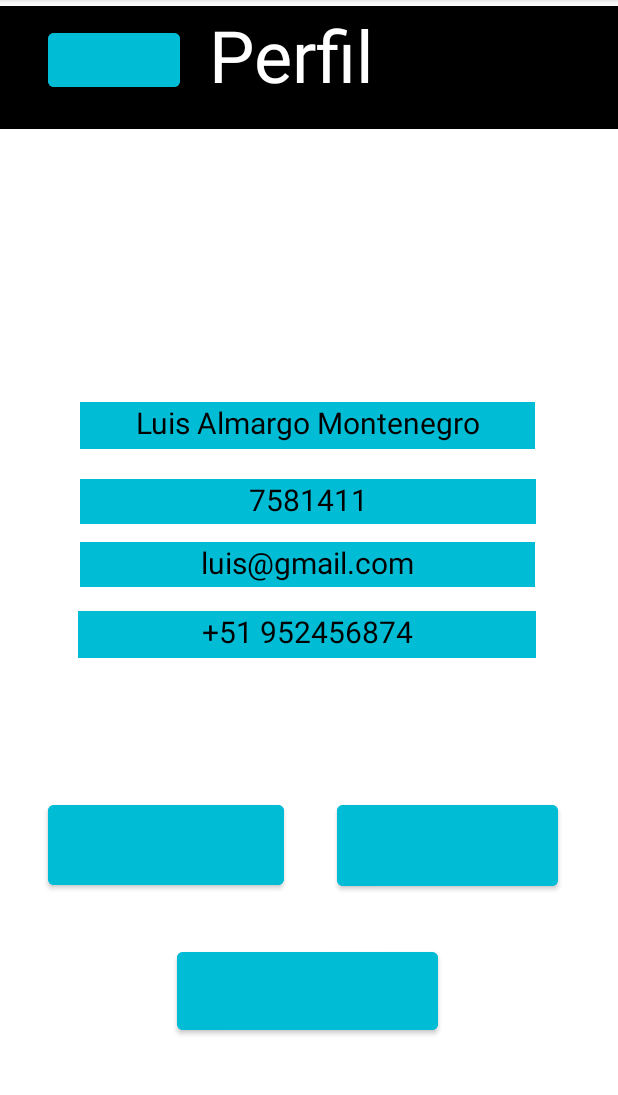
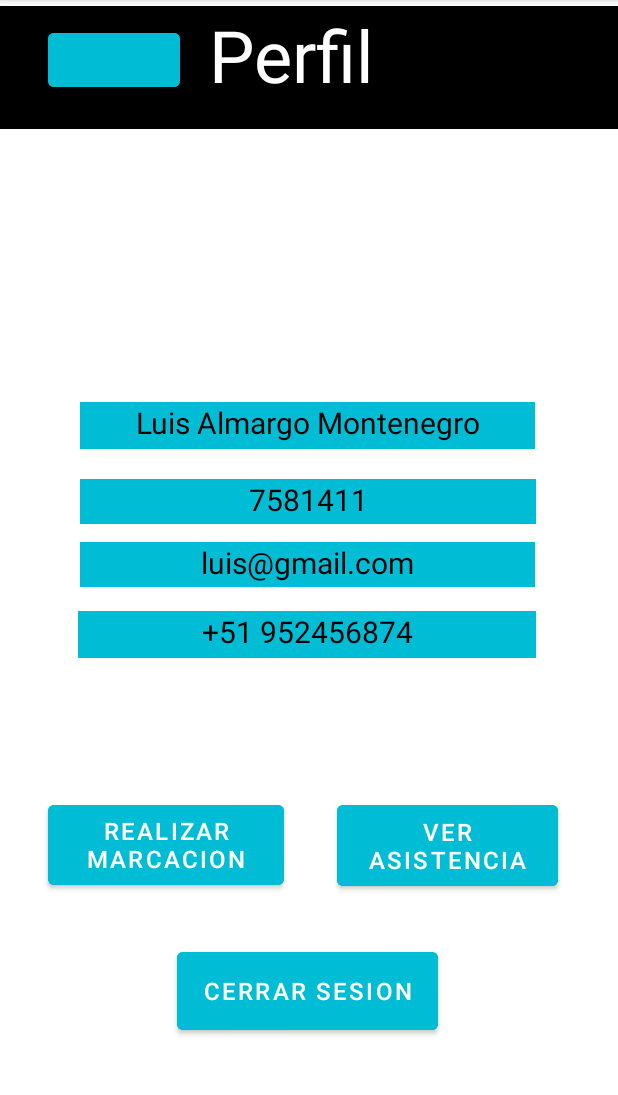
Before and after one commit to diegobejardelaguila/marcar-asistencia, an Android app: the MainActivity4 screen opened directly, with no data from a screen before it, on a phone screen of 412 x 824 dp, the part 84-1179 px from its top. Run offline under Robolectric (Android 15) with nearby library versions, the phone set to English and light mode, and no system bars.

Commit message:
Add text button activity 3

```diff
--- a/app/src/main/res/layout/activity_main4.xml
+++ b/app/src/main/res/layout/activity_main4.xml
@@ -117,6 +117,7 @@
         android:layout_height="64dp"
         android:backgroundTint="#00BCD4"
         android:textSize="16sp"
+        android:text="Cerrar Sesion"
         app:layout_constraintBottom_toBottomOf="parent"
         app:layout_constraintEnd_toEndOf="parent"
         app:layout_constraintHorizontal_bias="0.497"
@@ -144,6 +145,7 @@
         android:layout_marginEnd="40dp"
         android:backgroundTint="#00BCD4"
         android:textSize="16sp"
+        android:text="Ver Asistencia"
         app:layout_constraintBottom_toBottomOf="parent"
         app:layout_constraintEnd_toEndOf="parent"
         app:layout_constraintTop_toTopOf="parent"
@@ -184,6 +186,7 @@
         android:layout_marginStart="32dp"
         android:backgroundTint="#00BCD4"
         android:textSize="16sp"
+        android:text="Realizar Marcacion"
         app:layout_constraintBottom_toBottomOf="parent"
         app:layout_constraintStart_toStartOf="parent"
         app:layout_constraintTop_toTopOf="parent"
```
